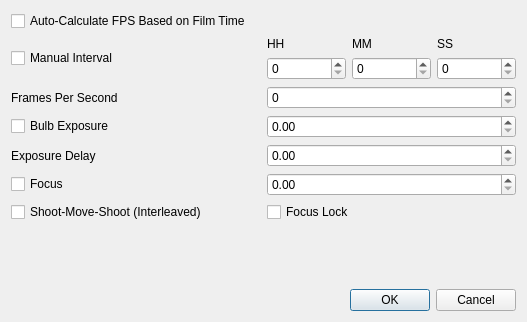
This is Graffik/gui/film/Dialogs/cameracontroldialog.ui in DynamicPerception/Graffik_Legacy as Qt 5 draws it before an edit. The edited form follows.
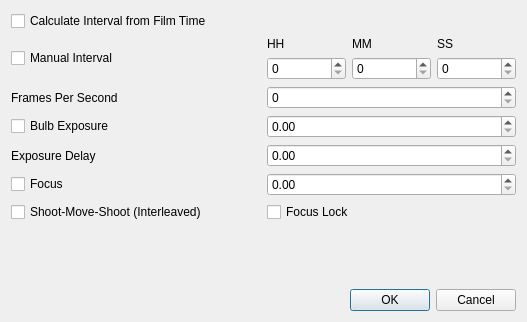
This is the edited form.

Diff of the .ui file:
```diff
--- a/Graffik/gui/film/Dialogs/cameracontroldialog.ui
+++ b/Graffik/gui/film/Dialogs/cameracontroldialog.ui
@@ -137,7 +137,7 @@
      <item row="0" column="0">
       <widget class="QCheckBox" name="autoCheck">
        <property name="text">
-        <string>Auto-Calculate FPS Based on Film Time</string>
+        <string>Calculate Interval from Film Time</string>
        </property>
       </widget>
      </item>
```
